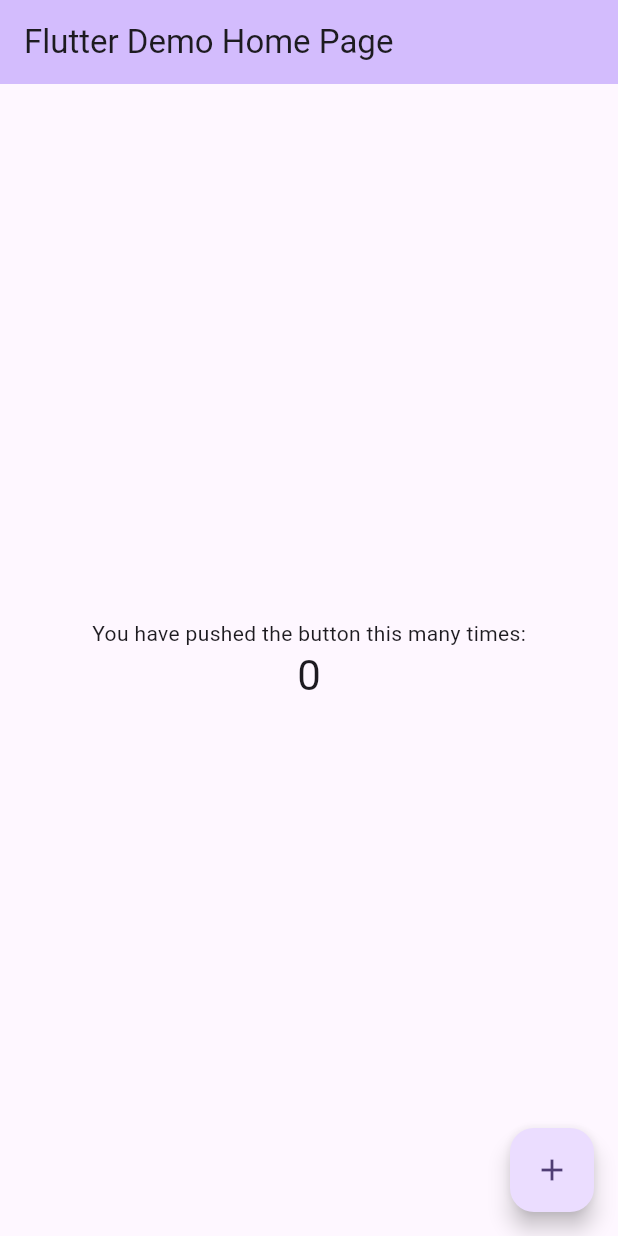
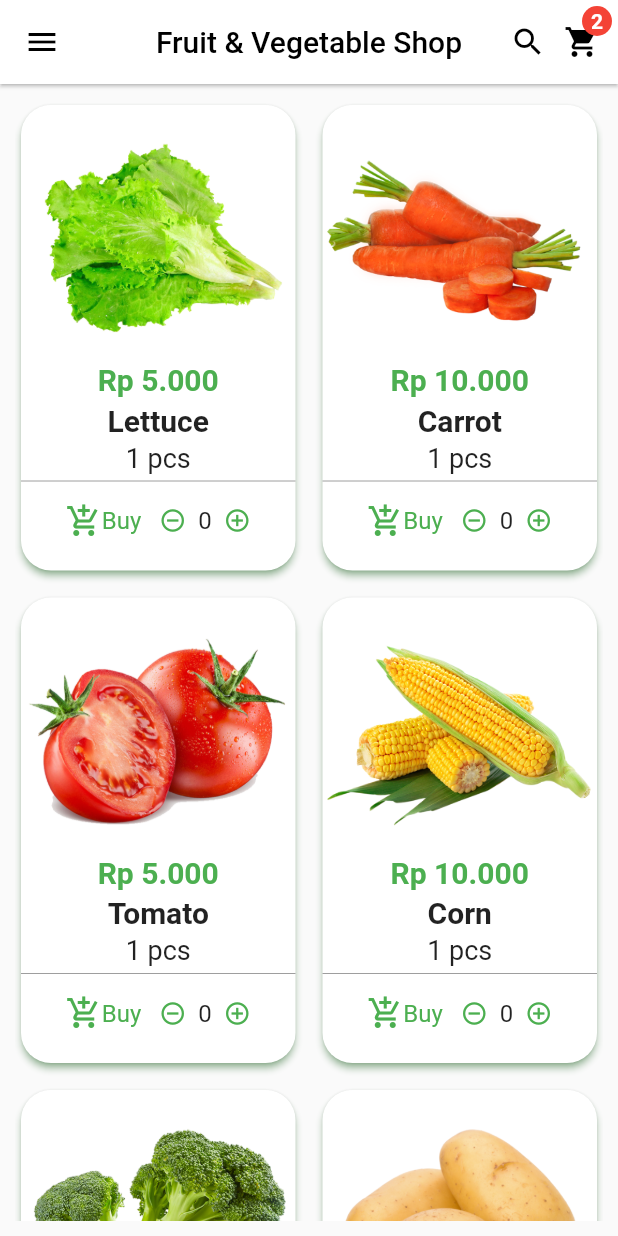
Before and after one commit to achmadfaizalawi/flutter_grocery_ui, a Flutter app: the screen it shows after launch, on a phone screen of 412 x 824 dp. Run offline on Flutter 3.47's test engine with Material 2 defaults, Android fonts, the phone set to English and light mode, and no system bars.

Commit message:
Development UI v1

```diff
--- /dev/null
+++ b/lib/data/data.dart
@@ -0,0 +1,24 @@
+class Product {
+  final String name;
+  final String price;
+  final String quantity;
+  final String image;
+  final String description;
+
+  Product(this.name, this.price, this.quantity, this.image, this.description);
+}
+
+final List<Product> allData = [
+  Product("Lettuce", "5.000", "1 pcs", "assets/images/IMG_1.png",
+      "Lettuce is a vegetable plant that is usually grown in temperate and tropical climates. Its main use is as a salad. Lettuce is used in a variety of dishes, including soups, sandwiches, and can even be grilled."),
+  Product("Carrot", "10.000", "1 pcs", "assets/images/IMG_2.png",
+      "Carrots are a vegetable that is quite popular and can be used in various dishes. Starting from drinks, cakes, salads, stir-fries, and many more."),
+  Product("Tomato", "5.000", "1 pcs", "assets/images/IMG_3.png",
+      "Tomatoes are a popular fruit and are often used in various dishes. Apart from providing a fresh and delicious taste, tomatoes are also rich in nutrients that are beneficial for health."),
+  Product("Corn", "10.000", "1 pcs", "assets/images/IMG_4.png",
+      "Corn is one of the most important carbohydrate-producing food crops in the world, apart from wheat and rice. For residents of Central and South America, ears of corn are the staple food, as for some residents of Africa and several regions in Indonesia."),
+  Product("Broccoli", "15.000", "1 pcs", "assets/images/IMG_5.png",
+      "Broccoli or green cabbage is a vegetable that comes from the cabbage family (Brassicaceae). Until now, broccoli is often an ingredient in various delicious dishes."),
+  Product("Potato", "8.000", "1 pcs", "assets/images/IMG_6.png",
+      "Potatoes are tuber plants belonging to the Solanaceae family. Meanwhile, potatoes are often a source of carbohydrates in various types of dishes."),
+];
--- /dev/null
+++ b/lib/home_page/home_page.dart
@@ -0,0 +1,71 @@
+import 'package:flutter/material.dart';
+import 'package:flutter_grocery_ui/data/data.dart';
+import 'package:flutter_grocery_ui/widget/card_builder.dart';
+
+class HomePage extends StatefulWidget {
+  const HomePage({super.key});
+
+  @override
+  State<HomePage> createState() => _HomePageState();
+}
+
+class _HomePageState extends State<HomePage> {
+  @override
+  Widget build(BuildContext context) {
+    return Scaffold(
+      appBar: AppBar(
+        elevation: 1,
+        backgroundColor: Colors.white,
+        leading: const Icon(Icons.menu, color: Colors.black),
+        title: const Text("Fruit & Vegetable Shop",
+            style: TextStyle(color: Colors.black)),
+        centerTitle: true,
+        actions: [
+          Row(
+            children: [
+              const Icon(Icons.search, color: Colors.black),
+              Stack(
+                children: [
+                  IconButton(
+                    onPressed: () {},
+                    icon: const Icon(Icons.shopping_cart, color: Colors.black),
+                  ),
+                  Positioned(
+                    right: 4,
+                    child: Container(
+                      height: 20,
+                      width: 20,
+                      decoration: const BoxDecoration(
+                          color: Colors.red, shape: BoxShape.circle),
+                      child: const Center(
+                          child: Text(
+                        "2",
+                        style: TextStyle(
+                            color: Colors.white, fontWeight: FontWeight.bold),
+                      )),
+                    ),
+                  )
+                ],
+              )
+            ],
+          )
+        ],
+      ),
+      body: Container(
+        padding: const EdgeInsets.all(10),
+        child: GridView.builder(
+          itemCount: allData.length,
+          gridDelegate: const SliverGridDelegateWithFixedCrossAxisCount(
+            childAspectRatio: 0.6,
+            crossAxisSpacing: 10,
+            mainAxisSpacing: 10,
+            crossAxisCount: 2,
+          ),
+          itemBuilder: (context, index) {
+            return CardBuilder(product: allData[index]);
+          },
+        ),
+      ),
+    );
+  }
+}
--- a/lib/main.dart
+++ b/lib/main.dart
@@ -1,4 +1,5 @@
 import 'package:flutter/material.dart';
+import 'package:flutter_grocery_ui/home_page/home_page.dart';
 
 void main() {
   runApp(const MyApp());
@@ -7,119 +8,10 @@ void main() {
 class MyApp extends StatelessWidget {
   const MyApp({super.key});
 
-  // This widget is the root of your application.
   @override
   Widget build(BuildContext context) {
-    return MaterialApp(
-      title: 'Flutter Demo',
-      theme: ThemeData(
-        // This is the theme of your application.
-        //
-        // TRY THIS: Try running your application with "flutter run". You'll see
-        // the application has a blue toolbar. Then, without quitting the app,
-        // try changing the seedColor in the colorScheme below to Colors.green
-        // and then invoke "hot reload" (save your changes or press the "hot
-        // reload" button in a Flutter-supported IDE, or press "r" if you used
-        // the command line to start the app).
-        //
-        // Notice that the counter didn't reset back to zero; the application
-        // state is not lost during the reload. To reset the state, use hot
-        // restart instead.
-        //
-        // This works for code too, not just values: Most code changes can be
-        // tested with just a hot reload.
-        colorScheme: ColorScheme.fromSeed(seedColor: Colors.deepPurple),
-        useMaterial3: true,
-      ),
-      home: const MyHomePage(title: 'Flutter Demo Home Page'),
+    return const MaterialApp(
+      home: HomePage(),
     );
   }
 }
-
-class MyHomePage extends StatefulWidget {
-  const MyHomePage({super.key, required this.title});
-
-  // This widget is the home page of your application. It is stateful, meaning
-  // that it has a State object (defined below) that contains fields that affect
-  // how it looks.
-
-  // This class is the configuration for the state. It holds the values (in this
-  // case the title) provided by the parent (in this case the App widget) and
-  // used by the build method of the State. Fields in a Widget subclass are
-  // always marked "final".
-
-  final String title;
-
-  @override
-  State<MyHomePage> createState() => _MyHomePageState();
-}
-
-class _MyHomePageState extends State<MyHomePage> {
-  int _counter = 0;
-
-  void _incrementCounter() {
-    setState(() {
-      // This call to setState tells the Flutter framework that something has
-      // changed in this State, which causes it to rerun the build method below
-      // so that the display can reflect the updated values. If we changed
-      // _counter without calling setState(), then the build method would not be
-      // called again, and so nothing would appear to happen.
-      _counter++;
-    });
-  }
-
-  @override
-  Widget build(BuildContext context) {
-    // This method is rerun every time setState is called, for instance as done
-    // by the _incrementCounter method above.
-    //
-    // The Flutter framework has been optimized to make rerunning build methods
-    // fast, so that you can just rebuild anything that needs updating rather
-    // than having to individually change instances of widgets.
-    return Scaffold(
-      appBar: AppBar(
-        // TRY THIS: Try changing the color here to a specific color (to
-        // Colors.amber, perhaps?) and trigger a hot reload to see the AppBar
-        // change color while the other colors stay the same.
-        backgroundColor: Theme.of(context).colorScheme.inversePrimary,
-        // Here we take the value from the MyHomePage object that was created by
-        // the App.build method, and use it to set our appbar title.
-        title: Text(widget.title),
-      ),
-      body: Center(
-        // Center is a layout widget. It takes a single child and positions it
-        // in the middle of the parent.
-        child: Column(
-          // Column is also a layout widget. It takes a list of children and
-          // arranges them vertically. By default, it sizes itself to fit its
-          // children horizontally, and tries to be as tall as its parent.
-          //
-          // Column has various properties to control how it sizes itself and
-          // how it positions its children. Here we use mainAxisAlignment to
-          // center the children vertically; the main axis here is the vertical
-          // axis because Columns are vertical (the cross axis would be
-          // horizontal).
-          //
-          // TRY THIS: Invoke "debug painting" (choose the "Toggle Debug Paint"
-          // action in the IDE, or press "p" in the console), to see the
-          // wireframe for each widget.
-          mainAxisAlignment: MainAxisAlignment.center,
-          children: <Widget>[
-            const Text(
-              'You have pushed the button this many times:',
-            ),
-            Text(
-              '$_counter',
-              style: Theme.of(context).textTheme.headlineMedium,
-            ),
-          ],
-        ),
-      ),
-      floatingActionButton: FloatingActionButton(
-        onPressed: _incrementCounter,
-        tooltip: 'Increment',
-        child: const Icon(Icons.add),
-      ), // This trailing comma makes auto-formatting nicer for build methods.
-    );
-  }
-}
--- /dev/null
+++ b/lib/widget/card_builder.dart
@@ -0,0 +1,132 @@
+import 'package:flutter/material.dart';
+import 'package:flutter_grocery_ui/data/data.dart';
+import 'package:flutter_grocery_ui/product_detail_page/product_detail_page.dart';
+
+class CardBuilder extends StatefulWidget {
+  final Product product;
+
+  const CardBuilder({super.key, required this.product});
+
+  @override
+  State<CardBuilder> createState() => _CardBuilderState();
+}
+
+class _CardBuilderState extends State<CardBuilder> {
+  int count = 0;
+
+  void addCount() {
+    setState(() {});
+    count++;
+  }
+
+  void removeCount() {
+    if (count != 0) {
+      setState(() {});
+      count--;
+    }
+  }
+
+  @override
+  Widget build(context) {
+    return GestureDetector(
+      onTap: () {
+        Navigator.push(context, MaterialPageRoute(
+          builder: (context) {
+            return ProductDetailPage(product: widget.product);
+          },
+        ));
+      },
+      child: Card(
+        elevation: 2,
+        shadowColor: Colors.green,
+        color: Colors.white,
+        shape: RoundedRectangleBorder(borderRadius: BorderRadius.circular(20)),
+        child: Column(
+          mainAxisAlignment: MainAxisAlignment.center,
+          children: [
+            Hero(
+                tag: widget.product.image,
+                child: SizedBox(
+                    height: 150, child: Image.asset(widget.product.image))),
+            const SizedBox(height: 6),
+            Text(
+              'Rp ${widget.product.price}',
+              style: const TextStyle(
+                  color: Colors.green,
+                  fontSize: 20,
+                  fontWeight: FontWeight.w600),
+            ),
+            const SizedBox(
+              height: 4,
+            ),
+            Text(widget.product.name,
+                style:
+                    const TextStyle(fontSize: 20, fontWeight: FontWeight.w600)),
+            const SizedBox(height: 3),
+            Text(widget.product.quantity,
+                style:
+                    const TextStyle(fontSize: 18, fontWeight: FontWeight.w400)),
+            const SizedBox(height: 4),
+            const Divider(
+              height: 2,
+              color: Colors.grey,
+            ),
+            const SizedBox(height: 8),
+            Row(
+              mainAxisAlignment: MainAxisAlignment.center,
+              children: [
+                Padding(
+                  padding: const EdgeInsets.symmetric(horizontal: 6),
+                  child: InkWell(
+                    borderRadius: BorderRadius.circular(10),
+                    onTap: () {},
+                    child: const Row(
+                      mainAxisAlignment: MainAxisAlignment.start,
+                      children: [
+                        Icon(Icons.add_shopping_cart, color: Colors.green),
+                        Text(
+                          "Buy",
+                          style: TextStyle(color: Colors.green, fontSize: 16),
+                        ),
+                      ],
+                    ),
+                  ),
+                ),
+                Padding(
+                  padding: const EdgeInsets.symmetric(horizontal: 6),
+                  child: Row(
+                    children: [
+                      InkWell(
+                        borderRadius: BorderRadius.circular(10),
+                        onTap: removeCount,
+                        child: const Icon(
+                          Icons.remove_circle_outline,
+                          size: 18,
+                          color: Colors.green,
+                        ),
+                      ),
+                      Padding(
+                        padding: const EdgeInsets.all(8.0),
+                        child: Text(count.toString(),
+                            style: const TextStyle(fontSize: 16)),
+                      ),
+                      InkWell(
+                        borderRadius: BorderRadius.circular(10),
+                        onTap: addCount,
+                        child: const Icon(
+                          Icons.add_circle_outline,
+                          size: 18,
+                          color: Colors.green,
+                        ),
+                      ),
+                    ],
+                  ),
+                )
+              ],
+            ),
+          ],
+        ),
+      ),
+    );
+  }
+}
--- a/pubspec.yaml
+++ b/pubspec.yaml
@@ -59,8 +59,8 @@ flutter:
   uses-material-design: true
 
   # To add assets to your application, add an assets section, like this:
-  # assets:
-  #   - images/a_dot_burr.jpeg
+  assets:
+    - assets/images/
   #   - images/a_dot_ham.jpeg
 
   # An image asset can refer to one or more resolution-specific "variants", see
```
Also changed, not shown: lib/product_detail_page/product_detail_page.dart (added, +169 -0 lines), assets/images/IMG_1.png (added), assets/images/IMG_2.png (added), assets/images/IMG_3.png (added), assets/images/IMG_4.png (added), assets/images/IMG_5.png (added), assets/images/IMG_6.png (added), assets/preview_ui_images/detail_product_page.png (added), assets/preview_ui_images/home_page.png (added), 1 other file.
